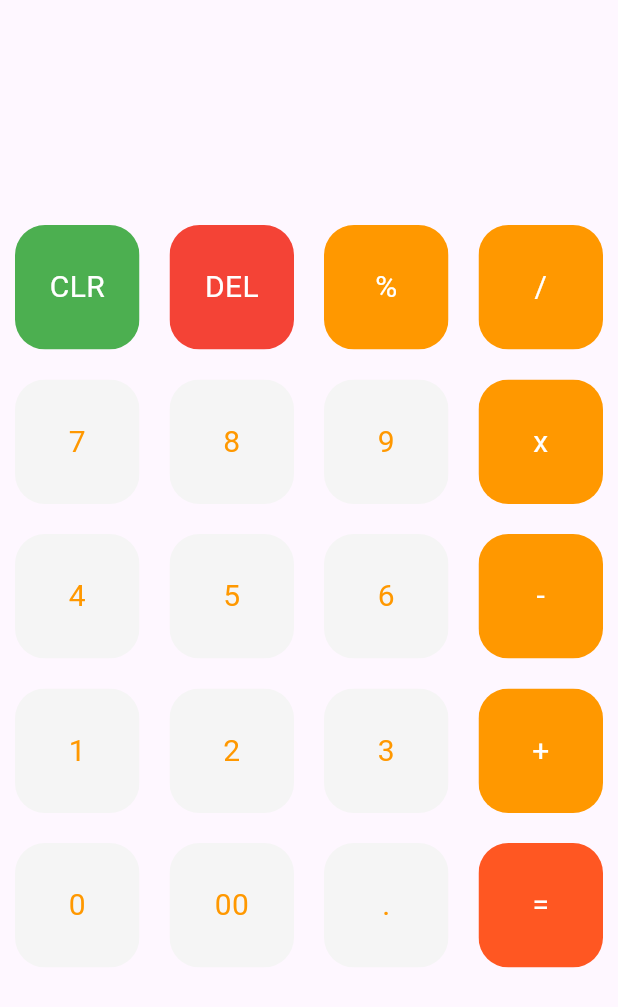
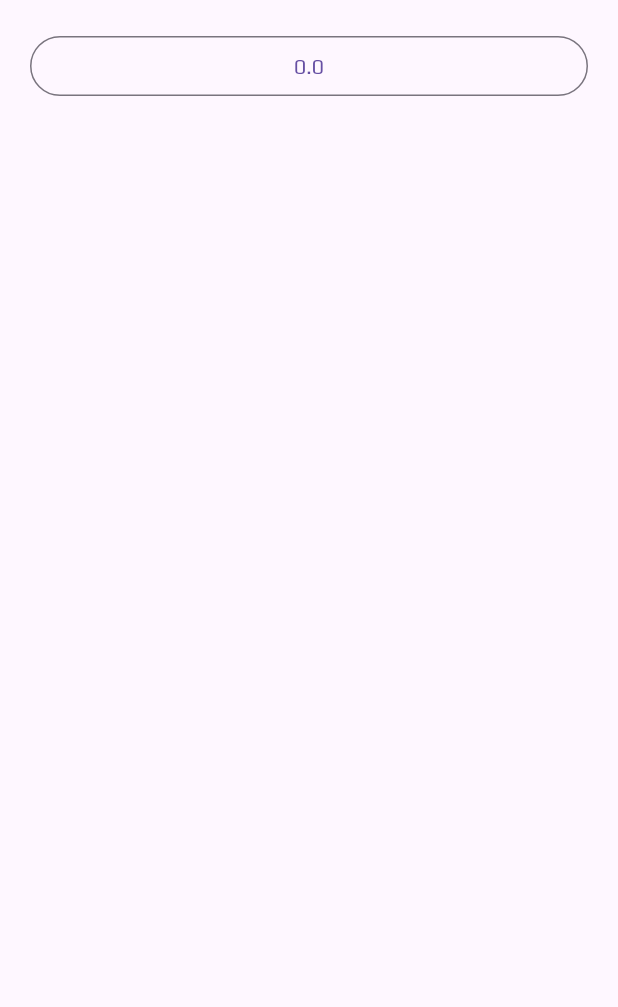
Before and after one commit to hunglqdz/tutorial_flutter_laravel, a Flutter app: the CalculatorPage screen opened directly, on a phone screen of 412 x 824 dp. Shown: the top 1007 px of the screen. Run offline on Flutter 3.47's test engine with Material 3 defaults, Android fonts, the light colour scheme and no system bars; our stand-ins replace flutter_credit_card, flutter_localization, sqflite; missing offline and left inert: flutter_simple_calculator; accounts and stored records are empty.

```diff
--- a/lib/main.dart
+++ b/lib/main.dart
@@ -43,6 +43,7 @@ class _MyAppState extends State<MyApp> {
       locale: const Locale('en'),
       supportedLocales: localization.supportedLocales,
       localizationsDelegates: localization.localizationsDelegates,
+      theme: ThemeData(fontFamily: 'Play'),
       home: const LoginPage(),
     );
   }
--- a/lib/pages/calculator_page.dart
+++ b/lib/pages/calculator_page.dart
@@ -1,151 +1,80 @@
-import 'package:appdemo/widgets/my_button.dart';
+import 'package:flutter/foundation.dart';
 import 'package:flutter/material.dart';
-import 'package:math_expressions/math_expressions.dart';
+import 'package:flutter_simple_calculator/flutter_simple_calculator.dart';
 
-class CalculatorPage extends StatefulWidget {
+class CalculatorPage extends StatelessWidget {
   const CalculatorPage({super.key});
 
   @override
-  State<CalculatorPage> createState() => _CalculatorPageState();
-}
-
-class _CalculatorPageState extends State<CalculatorPage> {
-  var userQuestion = '';
-  var userAnswer = '';
-
-  final List<String> buttons = [
-    'CLR',
-    'DEL',
-    '%',
-    '/',
-    '7',
-    '8',
-    '9',
-    'x',
-    '4',
-    '5',
-    '6',
-    '-',
-    '1',
-    '2',
-    '3',
-    '+',
-    '0',
-    '00',
-    '.',
-    '='
-  ];
-
-  @override
   Widget build(BuildContext context) {
-    return Scaffold(
-      body: Column(
-        children: [
-          Column(
-            mainAxisAlignment: MainAxisAlignment.spaceEvenly,
-            children: [
-              Container(
-                padding: const EdgeInsets.all(10),
-                alignment: Alignment.centerLeft,
-                child: Text(
-                  userQuestion,
-                  style: const TextStyle(
-                    fontSize: 30,
-                    fontWeight: FontWeight.bold,
-                  ),
-                ),
-              ),
-              Container(
-                padding: const EdgeInsets.all(10),
-                alignment: Alignment.centerRight,
-                child: Text(
-                  userAnswer,
-                  style: const TextStyle(
-                    fontSize: 40,
-                    fontWeight: FontWeight.bold,
-                  ),
-                ),
-              )
-            ],
-          ),
-          GridView.builder(
-            shrinkWrap: true,
-            physics: const NeverScrollableScrollPhysics(),
-            itemCount: buttons.length,
-            gridDelegate: const SliverGridDelegateWithFixedCrossAxisCount(
-                crossAxisCount: 4),
-            itemBuilder: (context, index) {
-              if (index == 0) {
-                return MyButton(
-                  buttonTapped: () {
-                    setState(() {
-                      userQuestion = '';
-                      userAnswer = '';
-                    });
-                  },
-                  buttonText: buttons[index],
-                  color: Colors.green,
-                  textColor: Colors.white,
-                );
-              } else if (index == 1) {
-                return MyButton(
-                  buttonTapped: () {
-                    setState(() {
-                      userQuestion =
-                          userQuestion.substring(0, userQuestion.length - 1);
-                    });
-                  },
-                  buttonText: buttons[index],
-                  color: Colors.red,
-                  textColor: Colors.white,
-                );
-              } else if (index == buttons.length - 1) {
-                return MyButton(
-                  buttonTapped: () {
-                    setState(() {
-                      equalPressed();
-                    });
-                  },
-                  buttonText: buttons[index],
-                  color: Colors.deepOrange,
-                  textColor: Colors.white,
-                );
-              } else {
-                return MyButton(
-                  buttonTapped: () {
-                    setState(() {
-                      userQuestion += buttons[index];
-                    });
-                  },
-                  buttonText: buttons[index],
-                  color: isOperator(buttons[index])
-                      ? Colors.orange
-                      : Colors.grey.shade100,
-                  textColor:
-                      isOperator(buttons[index]) ? Colors.white : Colors.orange,
-                );
-              }
-            },
-          ),
-        ],
+    return const Scaffold(
+      body: Padding(
+        padding: EdgeInsets.all(20),
+        child: SizedBox(
+          width: double.infinity,
+          child: CalcButton(),
+        ),
       ),
     );
   }
+}
 
-  bool isOperator(String x) {
-    if (x == '%' || x == '/' || x == 'x' || x == '-' || x == '+' || x == '=') {
-      return true;
-    }
-    return false;
-  }
+class CalcButton extends StatefulWidget {
+  const CalcButton({super.key});
 
-  void equalPressed() {
-    String finalQuestion = userQuestion;
-    finalQuestion = finalQuestion.replaceAll('x', '*');
-    Parser p = Parser();
-    Expression exp = p.parse(finalQuestion);
-    ContextModel cm = ContextModel();
-    double eval = exp.evaluate(EvaluationType.REAL, cm);
-    userAnswer = eval.toString();
+  @override
+  CalcButtonState createState() => CalcButtonState();
+}
+
+class CalcButtonState extends State<CalcButton> {
+  double? _currentValue = 0;
+  @override
+  Widget build(BuildContext context) {
+    var calc = SimpleCalculator(
+      value: _currentValue!,
+      hideExpression: false,
+      hideSurroundingBorder: true,
+      autofocus: true,
+      onChanged: (key, value, expression) {
+        setState(() {
+          _currentValue = value ?? 0;
+        });
+        if (kDebugMode) {
+          print('$key\t$value\t$expression');
+        }
+      },
+      onTappedDisplay: (value, details) {
+        if (kDebugMode) {
+          print('$value\t${details.globalPosition}');
+        }
+      },
+      theme: const CalculatorThemeData(
+        borderColor: Colors.black,
+        borderWidth: 2,
+        displayColor: Colors.black,
+        displayStyle: TextStyle(fontSize: 80, color: Colors.yellow),
+        expressionColor: Colors.indigo,
+        expressionStyle: TextStyle(fontSize: 20, color: Colors.white),
+        operatorColor: Colors.pink,
+        operatorStyle: TextStyle(fontSize: 30, color: Colors.white),
+        commandColor: Colors.orange,
+        commandStyle: TextStyle(fontSize: 30, color: Colors.white),
+        numColor: Colors.grey,
+        numStyle: TextStyle(fontSize: 50, color: Colors.white),
+      ),
+    );
+    return OutlinedButton(
+      child: Text(_currentValue.toString()),
+      onPressed: () {
+        showModalBottomSheet(
+            isScrollControlled: true,
+            context: context,
+            builder: (BuildContext context) {
+              return SizedBox(
+                  height: MediaQuery.of(context).size.height * 0.75,
+                  child: calc);
+            });
+      },
+    );
   }
 }
--- a/lib/pages/customer_management_page.dart
+++ b/lib/pages/customer_management_page.dart
@@ -52,7 +52,9 @@ class _CustomerManagementPageState extends State<CustomerManagementPage> {
         child: Column(
           children: [
             searchBox(),
-            Row(
+            Padding(
+              padding: const EdgeInsets.all(10),
+              child: Row(
                 children: [
                   const Expanded(
                     flex: 3,
@@ -68,6 +70,7 @@ class _CustomerManagementPageState extends State<CustomerManagementPage> {
                   ),
                   Expanded(child: Container()),
                 ],
+              ),
             ),
             FutureBuilder<List<Customer>>(
               future: futureCustomers,
```
Also changed, not shown: lib/database.dart (+0 -20 lines), lib/models/table.dart (added, +8 -0 lines), lib/pages/table_page.dart (added, +101 -0 lines), lib/pages/table_reservation_page.dart (+104 -42 lines), lib/widgets/my_item.dart (+27 -11 lines), lib/widgets/my_table.dart (deleted, +0 -34 lines), pubspec.yaml (+8 -0 lines), fonts/Play-Bold.ttf (added), fonts/Play-Regular.ttf (added), pubspec.lock. Lines whose indentation alone changed are shown as unchanged.
